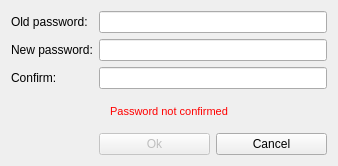
Qt form src/gui/ui/changepassworddialog.ui (iridiumdev/iridium-gui) before a commit.
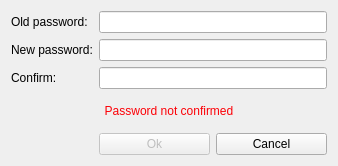
The same form after that commit.

What changed in the file:
```diff
--- a/src/gui/ui/changepassworddialog.ui
+++ b/src/gui/ui/changepassworddialog.ui
@@ -114,8 +114,42 @@
    </item>
    <item row="3" column="0" colspan="3">
     <widget class="QLabel" name="m_errorLabel">
-     <property name="styleSheet">
-      <string notr="true">color: #ff0000; font: 11px;</string>
+     <property name="palette">
+      <palette>
+       <active>
+        <colorrole role="WindowText">
+         <brush brushstyle="SolidPattern">
+          <color alpha="255">
+           <red>252</red>
+           <green>1</green>
+           <blue>7</blue>
+          </color>
+         </brush>
+        </colorrole>
+       </active>
+       <inactive>
+        <colorrole role="WindowText">
+         <brush brushstyle="SolidPattern">
+          <color alpha="255">
+           <red>252</red>
+           <green>1</green>
+           <blue>7</blue>
+          </color>
+         </brush>
+        </colorrole>
+       </inactive>
+       <disabled>
+        <colorrole role="WindowText">
+         <brush brushstyle="SolidPattern">
+          <color alpha="255">
+           <red>127</red>
+           <green>127</green>
+           <blue>127</blue>
+          </color>
+         </brush>
+        </colorrole>
+       </disabled>
+      </palette>
      </property>
      <property name="text">
       <string>Password not confirmed</string>
```
